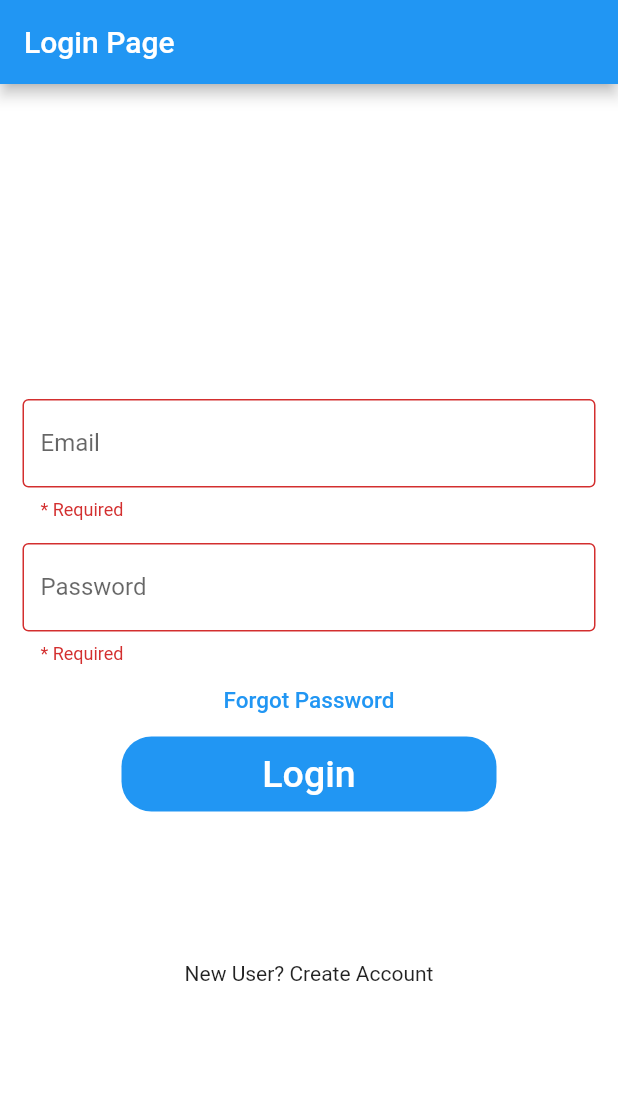
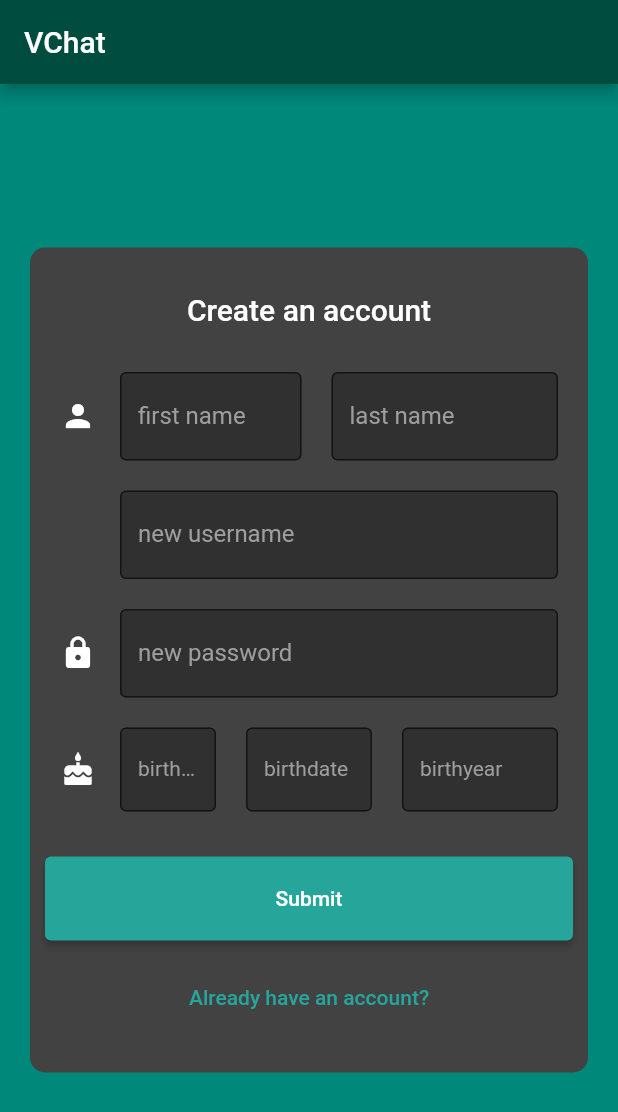
Before and after one commit to Jshore011/Vchat, a Flutter app: the screen it shows after launch, on a phone screen of 412 x 824 dp. Shown: the top 1112 px of the screen. Run offline on Flutter 3.47's test engine with Material 2 defaults, Android fonts, the phone set to English and light mode, and no system bars; our stand-ins replace dio, form_field_validator; missing offline and left inert: dart:html.

Commit message:
made a signup page that can navigate to the login page

```diff
--- a/v_chat/lib/SignUp_UI/SignUp.dart
+++ /dev/null
@@ -1,46 +0,0 @@
-
-
-import 'package:flutter/cupertino.dart';
-import 'package:flutter/material.dart';
-
-import '../main.dart';
-
-class SignUpSection extends StatelessWidget {
-  var email;
-  var password;
-
-  @override
-  Widget build(BuildContext context) {
-    return CupertinoPageScaffold(
-        navigationBar: CupertinoNavigationBar(
-          automaticallyImplyLeading: false,
-        ),
-        child: SafeArea(
-            child: ListView(padding: const EdgeInsets.all(16), children: [
-              Padding(
-                  padding: const EdgeInsets.symmetric(vertical: 8),
-                  child: CupertinoTextField(
-                      placeholder: "Email",
-                      onChanged: (value) {
-                        email = value;
-                      })),
-              Padding(
-                  padding: const EdgeInsets.symmetric(vertical: 8),
-                  child: CupertinoTextField(
-                      placeholder: "Password",
-                      obscureText: true,
-                      onChanged: (value) {
-                        password = value;
-                      })),
-              FlatButton.icon(
-                  onPressed: () {
-                    print(email);
-                    print(password);
-             //       signup(email, password);
-                    //getHttp(email, password);
-                  },
-                  icon: Icon(Icons.save),
-                  label: Text("Sign UP"))
-            ])));
-  }
-}
--- /dev/null
+++ b/v_chat/lib/SignUp_UI/signup_ui.dart
@@ -0,0 +1,300 @@
+import 'package:flutter/cupertino.dart';
+import 'package:flutter/material.dart';
+import 'package:v_chat/UI/login_ui.dart';
+import '/main.dart';
+
+class Signup extends StatefulWidget {
+  const Signup({ Key? key }) : super(key: key);
+
+  @override
+  _SignupState createState() => _SignupState();
+}
+
+class _SignupState extends State<Signup> {
+
+  final _formKey = GlobalKey<FormState>();
+
+  @override
+  Widget build(BuildContext context) {
+    return Scaffold(
+      backgroundColor: Colors.teal[600],
+      appBar: AppBar(
+        backgroundColor: Colors.teal[900],
+        title: const Text('VChat'),
+      ),
+      body: Center(
+        child: Form (
+          key: _formKey,
+            child: Container(
+            margin: const EdgeInsets.all(20),
+            width: 500,
+            height: 550,
+            decoration: const BoxDecoration(
+              color: Color(0xFF424242),
+              borderRadius: BorderRadius.all(Radius.circular(10)),
+            ),
+            child: Column(
+              children: [
+                const Center(
+                  child: Padding(
+                    padding: EdgeInsets.all(30),
+                    child: Text(
+                      'Create an account',
+                      style: TextStyle(
+                        fontSize: 20,
+                        fontWeight: FontWeight.w500,
+                        color: Colors.white,
+                      ),
+                    ),
+                  ),
+                ),
+                Row (
+                  children: [
+                    Expanded(
+                      child: Padding(
+                        padding: const EdgeInsets.fromLTRB(20, 0, 5, 20),
+                        child: TextFormField(
+                          validator: (firstName) {
+                            if(firstName == null || firstName.isEmpty) {
+                              return 'Please enter your first name';
+                            }
+                            return null;
+                          },
+                          style: const TextStyle(color: Colors.white),
+                          decoration: const InputDecoration(
+                            border: OutlineInputBorder(),
+                            fillColor: Color(0xFF303030),
+                            filled: true,
+                            icon: Icon(Icons.person, color: Colors.white),
+                            hintText: 'Please type in your first name',
+                            hintStyle: TextStyle(color: Colors.grey, fontSize: 12),
+                            labelText: 'first name',
+                            labelStyle: TextStyle(color: Colors.grey),
+                          ),
+                          onSaved: (String? value) {
+                            //todo
+                            //code that will run when the user saves the form
+                          },
+                        ),
+                      ),
+                    ),
+                    Expanded(
+                      child: Padding(
+                        padding: const EdgeInsets.fromLTRB(15, 0, 20, 20),
+                        child: TextFormField(
+                          validator: (lastName) {
+                            if(lastName == null || lastName.isEmpty) {
+                              return 'Please enter your last name';
+                            }
+                            return null;
+                          },
+                          style: const TextStyle(color: Colors.white),
+                          decoration: const InputDecoration(
+                            border: OutlineInputBorder(),
+                            fillColor: Color(0xFF303030),
+                            filled: true,
+                            hintText: 'Please type in your last name',
+                            hintStyle: TextStyle(color: Colors.grey, fontSize: 12),
+                            labelText: 'last name',
+                            labelStyle: TextStyle(color: Colors.grey),
+                          ),
+                          onSaved: (String? value) {
+                            //todo
+                            //code that will run when the user saves the form
+                          },
+                        ),
+                      ),
+                    ),
+                  ],
+                ),
+                Padding(
+                  padding: const EdgeInsets.fromLTRB(60, 0, 20, 20),
+                  child: TextFormField(
+                    validator: (userName) {
+                      if(userName == null || userName.isEmpty) {
+                        return 'Please enter a username';
+                      }
+                      return null;
+                    },
+                    style: const TextStyle(color: Colors.white),
+                    decoration: const InputDecoration(
+                      border: OutlineInputBorder(),
+                      fillColor: Color(0xFF303030),
+                      filled: true,
+                      hintText: 'Please create a new username',
+                      hintStyle: TextStyle(color: Colors.grey),
+                      labelText: 'new username',
+                      labelStyle: TextStyle(color: Colors.grey),
+                    ),
+                    onSaved: (String? value) {
+                      //todo
+                      //code that will run when the user saves the form
+                    },
+                  ),
+                ),
+                Padding(
+                  padding: const EdgeInsets.fromLTRB(20, 0, 20, 20),
+                  child: TextFormField(
+                    validator: (password) {
+                      if(password == null || password.isEmpty) {
+                        return 'Please enter a password';
+                      }
+                      return null;
+                    },
+                    style: const TextStyle(color: Colors.white),
+                    decoration: const InputDecoration(
+                      icon: Icon(Icons.lock_rounded, color: Colors.white),
+                      border: OutlineInputBorder(),
+                      fillColor: Color(0xFF303030),
+                      filled: true,
+                      hintText: 'Please create a new password',
+                      hintStyle: TextStyle(color: Colors.grey),
+                      labelText: 'new password',
+                      labelStyle: TextStyle(color: Colors.grey),
+                    ),
+                    onSaved: (String? value) {
+                      //todo
+                      //code that will run when the user saves the form
+                    },
+                  ),
+                ),
+                Row (
+                  children: [
+                    Expanded(
+                      child: Padding(
+                        padding: const EdgeInsets.fromLTRB(20, 0, 0, 20),
+                        child: TextFormField(
+                          style: const TextStyle(color: Colors.white, fontSize: 14),
+                          decoration: const InputDecoration(
+                            border: OutlineInputBorder(),
+                            fillColor: Color(0xFF303030),
+                            filled: true,
+                            icon: Icon(Icons.cake, color: Colors.white),
+                            hintText: 'month',
+                            hintStyle: TextStyle(color: Colors.grey, fontSize: 12),
+                            labelText: 'birthmonth',
+                            labelStyle: TextStyle(color: Colors.grey),
+                          ),
+                          onSaved: (String? value) {
+                            //todo
+                            //code that will run when the user saves the form
+                          },
+                        ),
+                      ),
+                    ),
+                    Expanded(
+                      child: Padding(
+                        padding: const EdgeInsets.fromLTRB(20, 0, 20, 20),
+                        child: TextFormField(
+                          style: const TextStyle(color: Colors.white, fontSize: 14),
+                          decoration: const InputDecoration(
+                            border: OutlineInputBorder(),
+                            fillColor: Color(0xFF303030),
+                            filled: true,
+                            hintText: 'day',
+                            hintStyle: TextStyle(color: Colors.grey, fontSize: 12),
+                            labelText: 'birthdate',
+                            labelStyle: TextStyle(color: Colors.grey),
+                          ),
+                          onSaved: (String? value) {
+                            //todo
+                            //code that will run when the user saves the form
+                          },
+                        ),
+                      ),
+                    ),
+                    Expanded(
+                      child: Padding(
+                        padding: const EdgeInsets.fromLTRB(0, 0, 20, 20),
+                        child: TextFormField(
+                          style: const TextStyle(color: Colors.white, fontSize: 14),
+                          decoration: const InputDecoration(
+                            border: OutlineInputBorder(),
+                            fillColor: Color(0xFF303030),
+                            filled: true,
+                            hintText: 'year',
+                            hintStyle: TextStyle(color: Colors.grey, fontSize: 12),
+                            labelText: 'birthyear',
+                            labelStyle: TextStyle(color: Colors.grey),
+                          ),
+                          onSaved: (String? value) {
+                            //todo
+                            //code that will run when the user saves the form
+                          },
+                        ),
+                      ),
+                    ),
+                  ],
+                ),
+                Padding (
+                  padding: const EdgeInsets.all(10),
+                  child: ElevatedButton(
+                    onPressed: () {
+                      if (_formKey.currentState!.validate()) {
+                        //todo
+                        //Build query and post onto database
+                      }
+                    },
+                    child: const Text('Submit'),
+                    style: ElevatedButton.styleFrom(
+                      padding: const EdgeInsets.all(20),
+                      minimumSize: const Size(470, 50),
+                      primary: Colors.teal[400],
+                    ),
+                  ),
+                ),
+                Padding (
+                  padding: const EdgeInsets.all(0),
+                    child: TextButton(
+                      onPressed: () {
+                        Navigator.push(context, MaterialPageRoute(builder: (context) => const Login()));
+                      },
+                    child: const Text('Already have an account?'),
+                    style: TextButton.styleFrom(
+                      padding: const EdgeInsets.all(20),
+                      primary: Colors.teal[400],
+                    ),
+                  ),
+                ),
+              ],
+            ),
+          ),
+        ),
+      ),
+    );
+  }
+  // @override
+  // Widget build(BuildContext context) {
+  //   return CupertinoPageScaffold(
+  //       navigationBar: CupertinoNavigationBar(
+  //         automaticallyImplyLeading: false,
+  //       ),
+  //       child: SafeArea(
+  //           child: ListView(padding: const EdgeInsets.all(16), children: [
+  //             Padding(
+  //                 padding: const EdgeInsets.symmetric(vertical: 8),
+  //                 child: CupertinoTextField(
+  //                     placeholder: "Email",
+  //                     onChanged: (value) {
+  //                       email = value;
+  //                     })),
+  //             Padding(
+  //                 padding: const EdgeInsets.symmetric(vertical: 8),
+  //                 child: CupertinoTextField(
+  //                     placeholder: "Password",
+  //                     obscureText: true,
+  //                     onChanged: (value) {
+  //                       password = value;
+  //                     })),
+  //             FlatButton.icon(
+  //                 onPressed: () {
+  //                   print(email);
+  //                   print(password);
+  //            //       signup(email, password);
+  //                   //getHttp(email, password);
+  //                 },
+  //                 icon: Icon(Icons.save),
+  //                 label: Text("Sign UP"))
+  //           ])));
+  // }
+}
--- a/v_chat/lib/main.dart
+++ b/v_chat/lib/main.dart
@@ -11,8 +11,8 @@ import 'package:flutter/widgets.dart';
 import 'package:http/http.dart' as http;
 import 'package:http/http.dart';
 
-import 'UI/Login.dart';
-import 'SignUp_UI/SignUp.dart';
+import 'UI/login_ui.dart';
+import 'SignUp_UI/signup_ui.dart';
 
 void main() {
   runApp(MyApp());
@@ -22,7 +22,7 @@ class MyApp extends StatelessWidget {
   @override
   Widget build(BuildContext context) {
     return MaterialApp(
-      home: Login(),
+      home: Signup(),
     );
   }
 }
```
Also changed, not shown: v_chat/lib/UI/login_ui.dart (renamed from v_chat/lib/UI/Login.dart).
